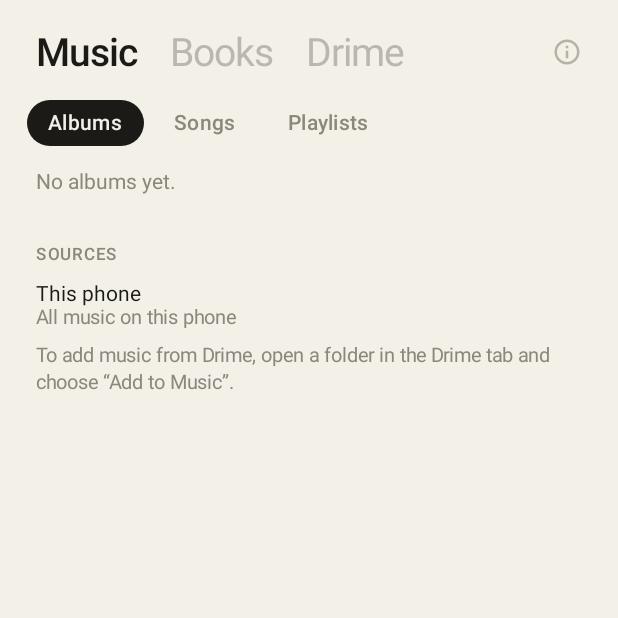
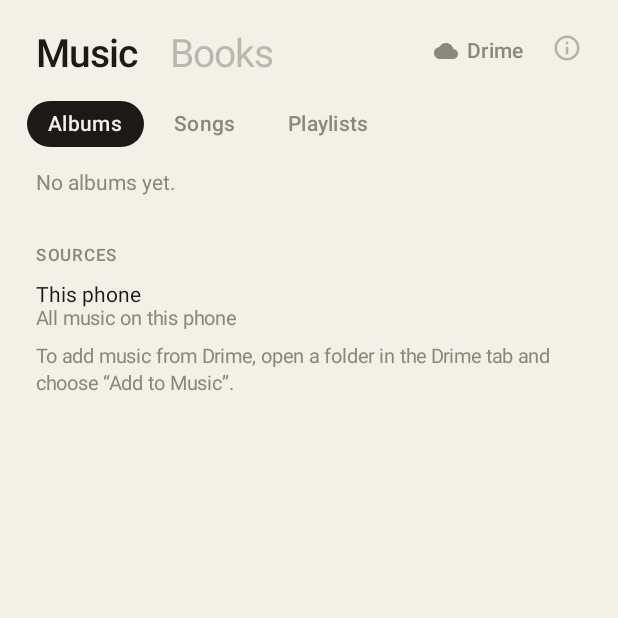
Before and after one commit to finn-etik/Tape, an Android app built with Jetpack Compose: the screen it shows after launch (MainActivity), on a phone screen of 412 x 824 dp, the top half of it. Run offline under Robolectric (Android 15) with nearby library versions, the phone set to English and light mode, and no system bars; libraries missing offline, so code that uses them is left out: kotlinx.coroutines.guava; pictures from the network do not load; 9 statements that could not run were skipped.

Commit message:
Header: Drime as a small chip instead of a third big title
Music and Books are the libraries; Drime is a source, so it sits at the
right as a compact cloud chip (filled when selected).

Co-Authored-By: Claude Opus 5.5 <noreply@anthropic.com>
Claude-Session: https://claude.ai/code/session_01ATqw9bjdUhY9usPeBtHrwZ

```diff
--- a/app/src/main/java/app/tape/ui/App.kt
+++ b/app/src/main/java/app/tape/ui/App.kt
@@ -26,6 +26,10 @@ import androidx.compose.runtime.getValue
 import androidx.compose.runtime.remember
 import androidx.compose.material.icons.Icons
 import androidx.compose.material.icons.outlined.Info
+import androidx.compose.ui.draw.clip
+import androidx.compose.foundation.shape.CircleShape
+import androidx.compose.ui.graphics.Color
+import androidx.compose.material.icons.rounded.Cloud
 import androidx.compose.material3.Icon
 import androidx.compose.foundation.layout.size
 import androidx.compose.runtime.mutableStateOf
@@ -115,7 +119,8 @@ private fun Header(selected: Tab, onSelect: (Tab) -> Unit) {
             .padding(start = 24.dp, end = 24.dp, top = 20.dp, bottom = 8.dp),
         verticalAlignment = Alignment.Bottom,
     ) {
-        Tab.entries.forEach { t ->
+        // Music and Books are the two libraries, so they get the big titles.
+        listOf(Tab.Music, Tab.Books).forEach { t ->
             val color by animateColorAsState(if (t == selected) Ink else Muted.copy(alpha = 0.55f), label = "tab")
             Text(
                 t.label,
@@ -127,11 +132,30 @@ private fun Header(selected: Tab, onSelect: (Tab) -> Unit) {
             Spacer(Modifier.width(20.dp))
         }
         Spacer(Modifier.weight(1f))
+
+        // Drime is where files come from, not a library of its own: a small chip, not a title.
+        val onDrime = selected == Tab.Drime
+        val chipBg by animateColorAsState(if (onDrime) Ink else Color.Transparent, label = "drimeBg")
+        val chipFg by animateColorAsState(if (onDrime) Paper else Muted, label = "drimeFg")
+        Row(
+            Modifier
+                .padding(bottom = 3.dp)
+                .clip(CircleShape)
+                .background(chipBg)
+                .quietClick { onSelect(Tab.Drime) }
+                .padding(horizontal = 10.dp, vertical = 6.dp),
+            verticalAlignment = Alignment.CenterVertically,
+        ) {
+            Icon(Icons.Rounded.Cloud, contentDescription = null, tint = chipFg, modifier = Modifier.size(16.dp))
+            Spacer(Modifier.width(6.dp))
+            Text("Drime", style = MaterialTheme.typography.labelLarge, color = chipFg)
+        }
+        Spacer(Modifier.width(8.dp))
         Icon(
             Icons.Outlined.Info,
             contentDescription = "About TAPE",
             tint = Muted.copy(alpha = 0.6f),
-            modifier = Modifier.padding(bottom = 6.dp).size(20.dp).quietClick { about = true },
+            modifier = Modifier.padding(bottom = 9.dp).size(20.dp).quietClick { about = true },
         )
     }
     if (about) AboutSheet(onDismiss = { about = false })
```
